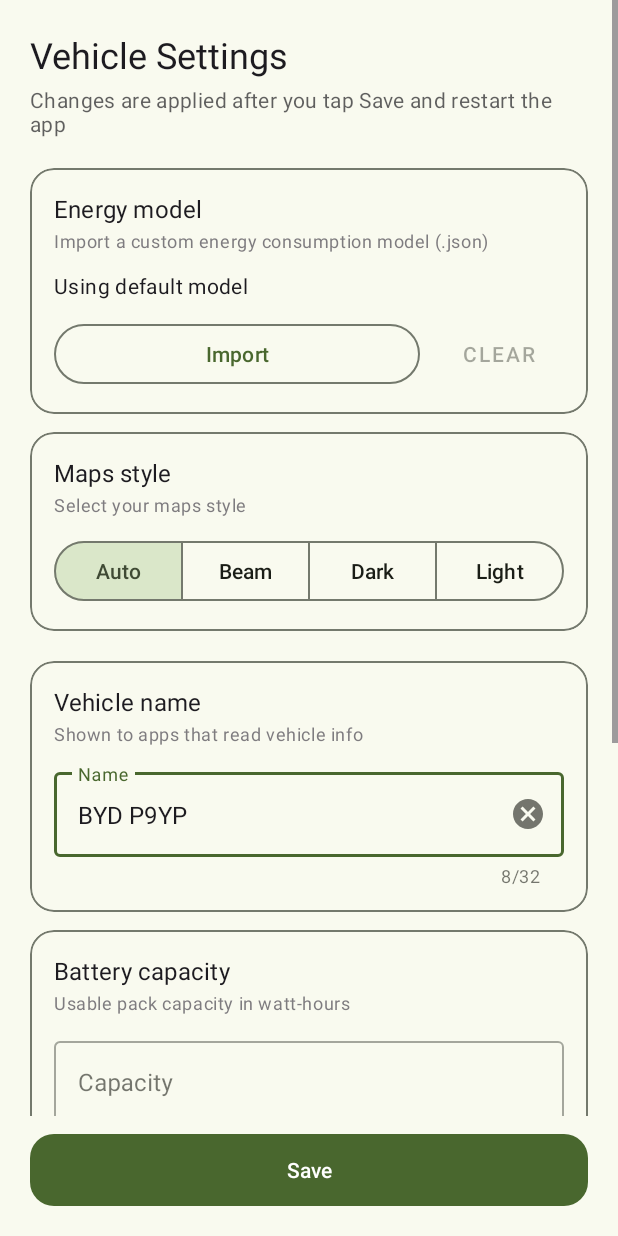
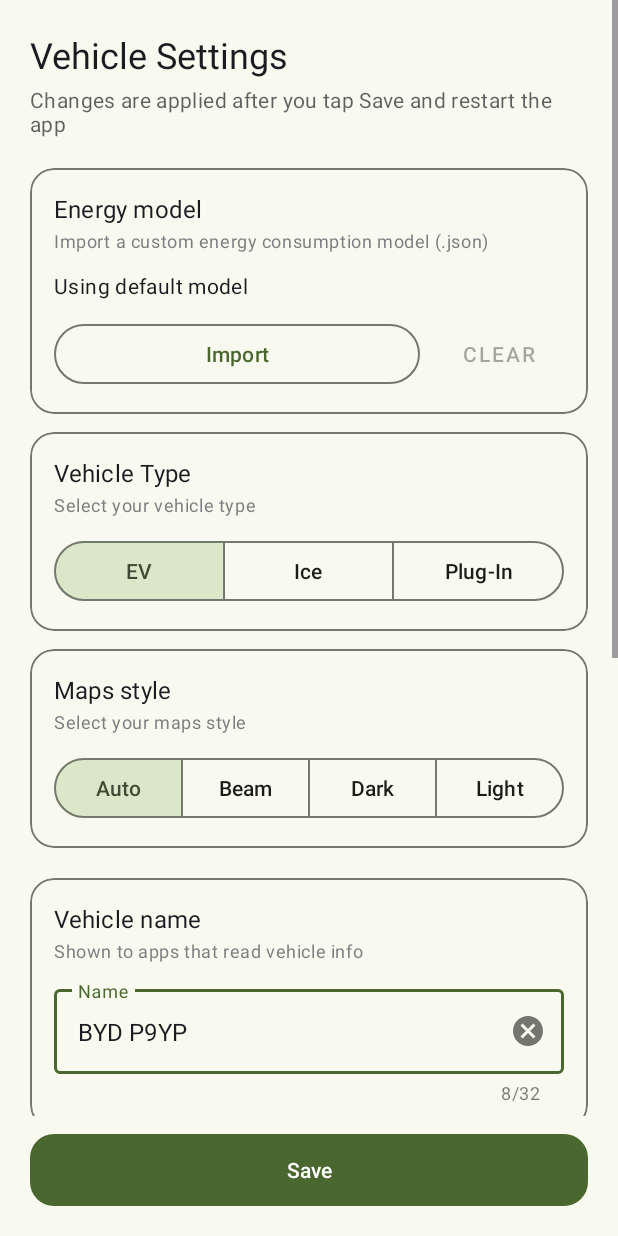
Before and after one commit to kangrio/CarService-AOSP, an Android app: the VehicleSettings screen opened directly, with no data from a screen before it, on a phone screen of 412 x 824 dp. Run offline under Robolectric (Android 15) with nearby library versions, the phone set to English and light mode, and no system bars; libraries missing offline, so code that uses them is left out: com.google.protobuf.util; 1 statement that could not run was skipped.

Commit message:
chore: Add support for configuring vehicle type in Vehicle Settings

```diff
--- a/carserver/src/main/java/com/kangrio/carserver/car/service/property/PropertyService.kt
+++ b/carserver/src/main/java/com/kangrio/carserver/car/service/property/PropertyService.kt
@@ -222,13 +222,17 @@ class PropertyService : ICarProperty.Stub() {
                 EvChargingConnectorType.IEC_TYPE_2_CCS_DC.toByte()
             )
         )
+        val vehicleTypes = VehicleStore.getValue(
+            VehicleStore.VEHICLE_TYPES,
+            VehicleStore.VEHICLE_TYPE_EV
+        )
 
         return linkedMapOf(
             VehiclePropertyIds.INFO_MODEL_YEAR to 2023,
             VehiclePropertyIds.INFO_EV_PORT_LOCATION to PortLocationType.FRONT_RIGHT,
-            VehiclePropertyIds.INFO_FUEL_TYPE to arrayOf(Integer.valueOf(FuelType.ELECTRIC)),
 
             // changeable
+            VehiclePropertyIds.INFO_FUEL_TYPE to vehicleTypes.map { Integer.valueOf(it.toInt()) }.toTypedArray(),
             VehiclePropertyIds.INFO_VIN to vehicleVin,
             VehiclePropertyIds.INFO_MAKE to vehicleName,
             VehiclePropertyIds.INFO_MODEL to vehicleName,
--- a/carserver/src/main/java/com/kangrio/carserver/datastore/VehicleStore.kt
+++ b/carserver/src/main/java/com/kangrio/carserver/datastore/VehicleStore.kt
@@ -1,5 +1,6 @@
 package com.kangrio.carserver.datastore
 
+import android.car.FuelType
 import android.car.hardware.property.EvChargingConnectorType
 import android.content.Context
 import androidx.datastore.preferences.core.booleanPreferencesKey
@@ -10,6 +11,10 @@ import androidx.datastore.preferences.core.intPreferencesKey
 import androidx.datastore.preferences.core.stringPreferencesKey
 
 object VehicleStore : DataStoreBase("vehicle") {
+    val VEHICLE_TYPE_EV = byteArrayOf(FuelType.ELECTRIC.toByte())
+    val VEHICLE_TYPE_ICE = byteArrayOf(FuelType.LEADED.toByte())
+    val VEHICLE_TYPE_PLUG_IN = byteArrayOf(FuelType.ELECTRIC.toByte(), FuelType.LEADED.toByte())
+
     val BATTERY_CAPACITY_WH = floatPreferencesKey("vehicle_battery_capacity_wh")
     val BATTERY_LEVEL_WH = floatPreferencesKey("vehicle_battery_level_wh")
     val BATTERY_LEVEL_PERCENT = floatPreferencesKey("vehicle_battery_level_percent")
@@ -41,6 +46,7 @@ object VehicleStore : DataStoreBase("vehicle") {
     val VEHICLE_LOW_BEAM_STATE = intPreferencesKey("vehicle_low_beam_state")
     val MAPS_STYLE = stringPreferencesKey("vehicle_maps_style")
     val VEHICLE_PLUG_TYPES = byteArrayPreferencesKey("vehicle_plug_types")
+    val VEHICLE_TYPES = byteArrayPreferencesKey("vehicle_types")
 
     override fun init(context: Context) {
         super.init(context)
@@ -53,5 +59,6 @@ object VehicleStore : DataStoreBase("vehicle") {
             EvChargingConnectorType.IEC_TYPE_2_CCS_DC.toByte()
         )
         setValue(VEHICLE_PLUG_TYPES, getValue(VEHICLE_PLUG_TYPES, plugTypes))
+        setValue(VEHICLE_TYPES, getValue(VEHICLE_TYPES, VEHICLE_TYPE_EV))
     }
 }
--- a/carserver/src/main/res/layout/activity_vehicle_settings.xml
+++ b/carserver/src/main/res/layout/activity_vehicle_settings.xml
@@ -95,6 +95,72 @@
                             android:layout_marginStart="8dp"
                             android:text="Clear" />
                     </LinearLayout>
+                </LinearLayout>
+            </com.google.android.material.card.MaterialCardView>
+
+            <!-- Vehicle Type -->
+            <com.google.android.material.card.MaterialCardView
+                android:layout_width="match_parent"
+                android:layout_height="wrap_content"
+                android:layout_marginTop="12dp"
+                app:cardCornerRadius="16dp"
+                app:cardElevation="0dp"
+                app:strokeWidth="1dp"
+                app:strokeColor="?attr/colorOutline">
+
+                <LinearLayout
+                    android:layout_width="match_parent"
+                    android:layout_height="wrap_content"
+                    android:orientation="vertical"
+                    android:padding="16dp">
+
+                    <TextView
+                        android:layout_width="wrap_content"
+                        android:layout_height="wrap_content"
+                        android:text="Vehicle Type"
+                        android:textAppearance="@style/TextAppearance.MaterialComponents.Subtitle1" />
+
+                    <TextView
+                        android:layout_width="wrap_content"
+                        android:layout_height="wrap_content"
+                        android:layout_marginTop="2dp"
+                        android:text="Select your vehicle type"
+                        android:textAppearance="@style/TextAppearance.MaterialComponents.Caption"
+                        android:alpha="0.7" />
+
+                    <com.google.android.material.button.MaterialButtonToggleGroup
+                        android:id="@+id/vehicleTypeToggleGroup"
+                        android:layout_width="match_parent"
+                        android:layout_height="wrap_content"
+                        android:layout_marginTop="12dp"
+                        app:checkedButton="@id/vehicleTypeElectricButton"
+                        app:selectionRequired="true"
+                        app:singleSelection="true">
+
+                        <com.google.android.material.button.MaterialButton
+                            android:id="@+id/vehicleTypeElectricButton"
+                            style="?attr/materialButtonOutlinedStyle"
+                            android:layout_width="0dp"
+                            android:layout_height="wrap_content"
+                            android:layout_weight="1"
+                            android:text="EV" />
+
+                        <com.google.android.material.button.MaterialButton
+                            android:id="@+id/vehicleTypeIceButton"
+                            style="?attr/materialButtonOutlinedStyle"
+                            android:layout_width="0dp"
+                            android:layout_height="wrap_content"
+                            android:layout_weight="1"
+                            android:text="Ice" />
+
+                        <com.google.android.material.button.MaterialButton
+                            android:id="@+id/vehicleTypePluginButton"
+                            style="?attr/materialButtonOutlinedStyle"
+                            android:layout_width="0dp"
+                            android:layout_height="wrap_content"
+                            android:layout_weight="1"
+                            android:text="Plug-In" />
+                    </com.google.android.material.button.MaterialButtonToggleGroup>
                 </LinearLayout>
             </com.google.android.material.card.MaterialCardView>
 
```
Also changed, not shown: carserver/src/main/java/com/kangrio/carserver/activity/VehicleSettings.kt (+31 -0 lines).
